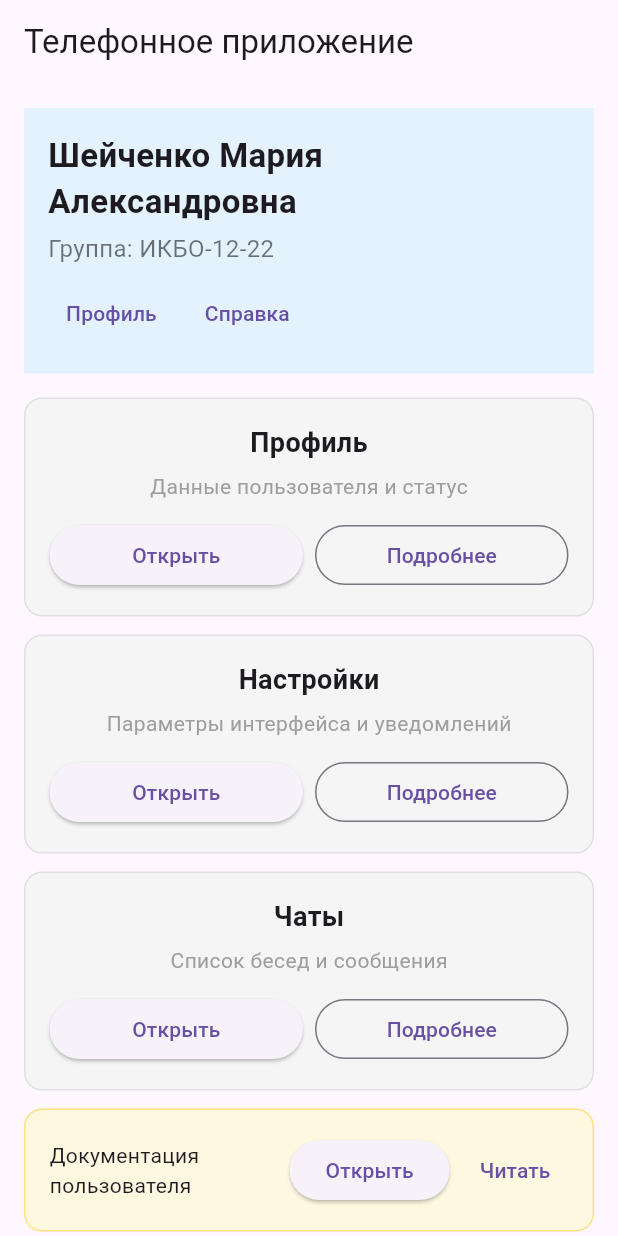
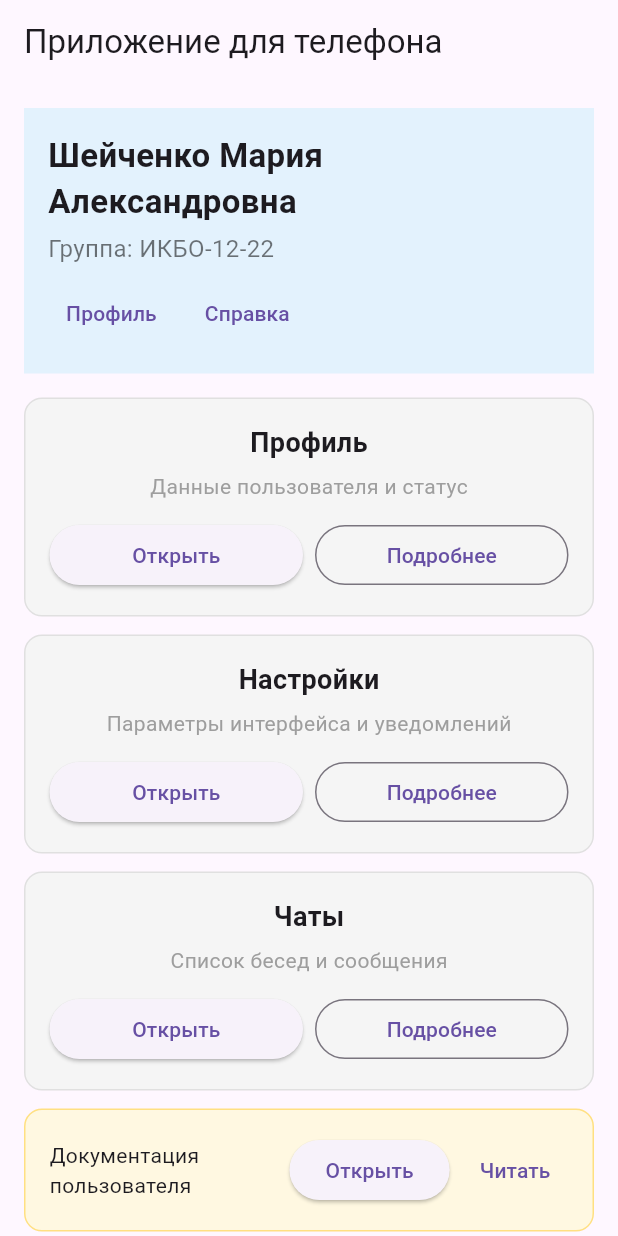
Before and after one commit to InitGvdSelf/PR3_v2, a Flutter app: the screen it shows after launch, on a phone screen of 412 x 824 dp. Run offline on Flutter 3.47's test engine with Material 3 defaults, Android fonts, the phone set to English and light mode, and no system bars.

Commit message:
correct name

```diff
--- a/lib/main.dart
+++ b/lib/main.dart
@@ -9,7 +9,7 @@ void main() {
 }
 
 class MyApp extends StatelessWidget {
-  final String appTitle = 'Телефонное приложение';
+  final String appTitle = 'Приложение для телефона';
   @override
   Widget build(BuildContext context) {
     return MaterialApp(
```
